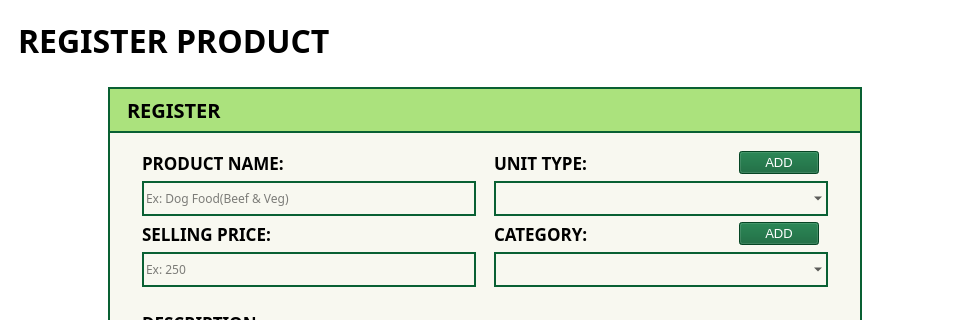
First picture: the form in Screens/MainMenuScreens/Registration/Registration_prod.ui, repository Bideiro/Ranil_project_py, before the edit; both pictures show x 0 to 970 and y 0 to 320 of the 970 by 550 pixel window.
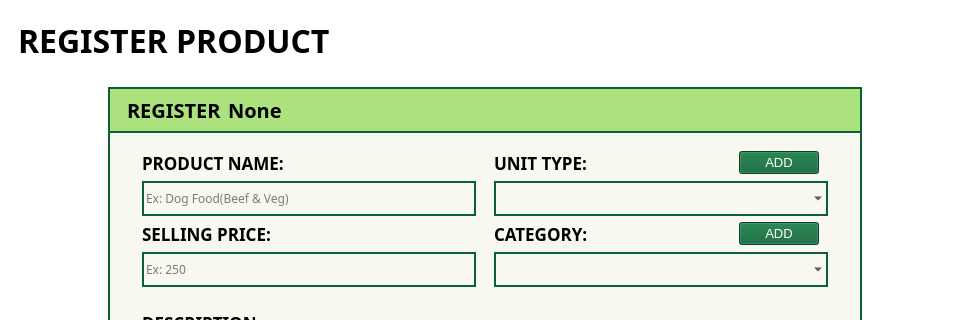
Second picture: the form after the edit.

```diff
--- a/Screens/MainMenuScreens/Registration/Registration_prod.ui
+++ b/Screens/MainMenuScreens/Registration/Registration_prod.ui
@@ -132,7 +132,7 @@
 border: 2px solid #096033;
 }</string>
             </property>
-            <layout class="QVBoxLayout" name="verticalLayout_4">
+            <layout class="QHBoxLayout" name="horizontalLayout_6">
              <item>
               <widget class="QLabel" name="label">
                <property name="sizePolicy">
@@ -160,6 +160,33 @@
                </property>
               </widget>
              </item>
+             <item>
+              <widget class="QLabel" name="label_7">
+               <property name="font">
+                <font>
+                 <family>DM Sans</family>
+                 <pointsize>15</pointsize>
+                 <bold>true</bold>
+                </font>
+               </property>
+               <property name="text">
+                <string>None</string>
+               </property>
+              </widget>
+             </item>
+             <item>
+              <spacer name="horizontalSpacer_4">
+               <property name="orientation">
+                <enum>Qt::Horizontal</enum>
+               </property>
+               <property name="sizeHint" stdset="0">
+                <size>
+                 <width>40</width>
+                 <height>20</height>
+                </size>
+               </property>
+              </spacer>
+             </item>
             </layout>
            </widget>
           </item>
```
